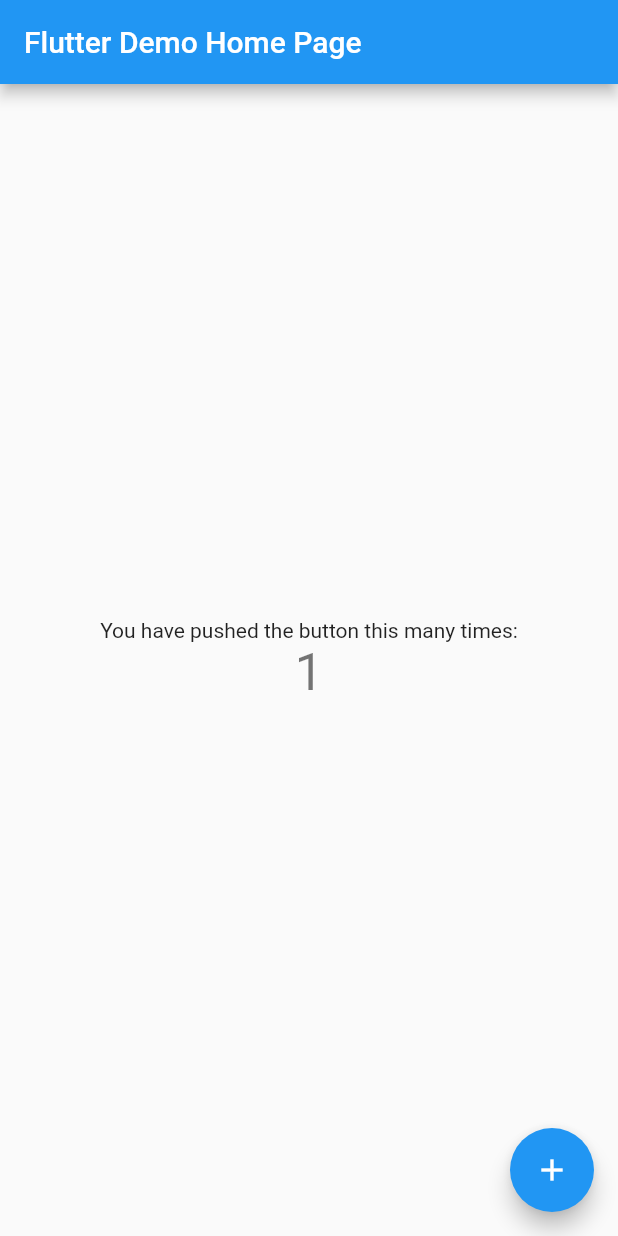
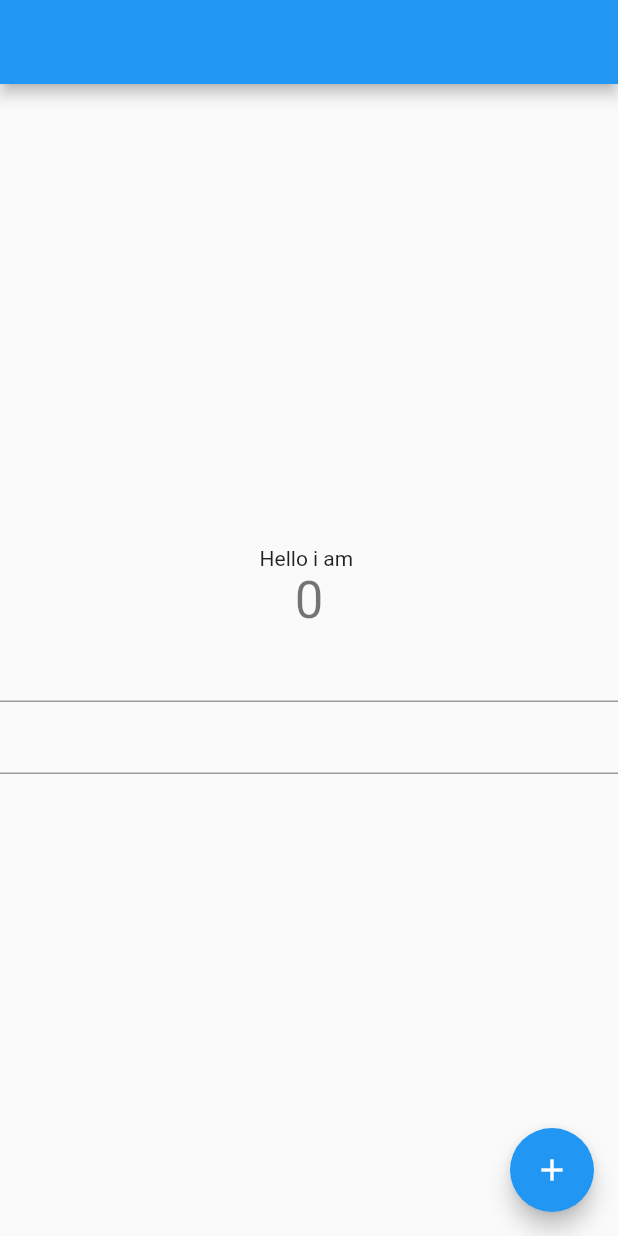
Before and after one commit to umairliaqat33/flutter_riverpod_with_models, a Flutter app: the screen it shows after launch, after a tap on the "add" icon, on a phone screen of 412 x 824 dp. Run offline on Flutter 3.47's test engine with Material 2 defaults, Android fonts, the phone set to English and light mode, and no system bars; our stand-ins replace flutter_riverpod.

Commit message:
learned flutter_riverpod management with 4 ways. Last implemented are changeNotifier and StateNotifierProviders

```diff
--- a/lib/main.dart
+++ b/lib/main.dart
@@ -1,106 +1,87 @@
 import 'package:flutter/material.dart';
+import 'package:flutter_riverpod/flutter_riverpod.dart';
+import 'package:flutter_riverpod_with_models/service.dart';
 
 void main() {
-  runApp(const MyApp());
+  runApp(
+    const ProviderScope(
+      child: MyHomePage(title: "Riverpod model example"),
+    ),
+  );
 }
 
-class MyApp extends StatelessWidget {
-  const MyApp({super.key});
+/// final servicesProvider = StateNotifierProvider<ServiceProviders, User>(
+///   (ref) => ServiceProviders(
+///     User(name: "Umair", age: 22),
+///   ),
+/// );
 
-  // This widget is the root of your application.
+/// another type of providers is ChangeNotifier provider. Only difference with others is that it is mutable, while others are
+/// immutable
+final serviceChangeNotifier =
+    ChangeNotifierProvider((ref) => ServiceChangeNotifier());
+
+class MyHomePage extends ConsumerStatefulWidget {
+  const MyHomePage({super.key, this.title});
+
+  final String? title;
+
   @override
-  Widget build(BuildContext context) {
-    return MaterialApp(
-      title: 'Flutter Demo',
-      theme: ThemeData(
-        primarySwatch: Colors.blue,
-      ),
-      home: const MyHomePage(title: 'Flutter Demo Home Page'),
-    );
-  }
+  ConsumerState<MyHomePage> createState() => _MyHomePageState();
 }
 
-class MyHomePage extends StatefulWidget {
-  const MyHomePage({super.key, required this.title});
+class _MyHomePageState extends ConsumerState<MyHomePage> {
+  final nameController = TextEditingController();
+  final ageController = TextEditingController();
 
-  // This widget is the home page of your application. It is stateful, meaning
-  // that it has a State object (defined below) that contains fields that affect
-  // how it looks.
-
-  // This class is the configuration for the state. It holds the values (in this
-  // case the title) provided by the parent (in this case the App widget) and
-  // used by the build method of the State. Fields in a Widget subclass are
-  // always marked "final".
-
-  final String title;
-
-  @override
-  State<MyHomePage> createState() => _MyHomePageState();
-}
-
-class _MyHomePageState extends State<MyHomePage> {
-  int _counter = 0;
-
-  void _incrementCounter() {
-    setState(() {
-      // This call to setState tells the Flutter framework that something has
-      // changed in this State, which causes it to rerun the build method below
-      // so that the display can reflect the updated values. If we changed
-      // _counter without calling setState(), then the build method would not be
-      // called again, and so nothing would appear to happen.
-      _counter++;
-    });
+  void _incrementCounter(String n, int a) {
+    ref.read(serviceChangeNotifier).update(n, a);
   }
 
   @override
   Widget build(BuildContext context) {
-    // This method is rerun every time setState is called, for instance as done
-    // by the _incrementCounter method above.
-    //
-    // The Flutter framework has been optimized to make rerunning build methods
-    // fast, so that you can just rebuild anything that needs updating rather
-    // than having to individually change instances of widgets.
-    return Scaffold(
+    // //it reloads the whole screen when any of the properties of user changes.
+    /// final user = ref.watch(servicesProvider);
+    //this reloads whole screen only when name property changes.
+    ///final singleEntityChanger = ref.watch(servicesProvider.select(
+    ///   (value) => value.name,
+    /// ));
+
+    final user = ref.watch(serviceChangeNotifier).user;
+    return MaterialApp(
+      home: Scaffold(
         appBar: AppBar(
-        // Here we take the value from the MyHomePage object that was created by
-        // the App.build method, and use it to set our appbar title.
-        title: Text(widget.title),
+          title: Text(user.name),
         ),
         body: Center(
-        // Center is a layout widget. It takes a single child and positions it
-        // in the middle of the parent.
           child: Column(
-          // Column is also a layout widget. It takes a list of children and
-          // arranges them vertically. By default, it sizes itself to fit its
-          // children horizontally, and tries to be as tall as its parent.
-          //
-          // Invoke "debug painting" (press "p" in the console, choose the
-          // "Toggle Debug Paint" action from the Flutter Inspector in Android
-          // Studio, or the "Toggle Debug Paint" command in Visual Studio Code)
-          // to see the wireframe for each widget.
-          //
-          // Column has various properties to control how it sizes itself and
-          // how it positions its children. Here we use mainAxisAlignment to
-          // center the children vertically; the main axis here is the vertical
-          // axis because Columns are vertical (the cross axis would be
-          // horizontal).
             mainAxisAlignment: MainAxisAlignment.center,
             children: <Widget>[
-            const Text(
-              'You have pushed the button this many times:',
+              Text(
+                'Hello i am ${user.name}',
               ),
               Text(
-              '$_counter',
+                '${user.age}',
                 style: Theme.of(context).textTheme.headline4,
+              ),
+              TextField(
+                controller: nameController,
+              ),
+              TextField(
+                controller: ageController,
               ),
             ],
           ),
         ),
         floatingActionButton: FloatingActionButton(
-        onPressed: _incrementCounter,
+          onPressed: () => _incrementCounter(
+            nameController.text,
+            int.parse(ageController.text),
+          ),
           tooltip: 'Increment',
           child: const Icon(Icons.add),
-      ), // This trailing comma makes auto-formatting nicer for build methods.
+        ),
+      ),
     );
   }
 }
--- a/pubspec.yaml
+++ b/pubspec.yaml
@@ -36,6 +36,7 @@
   # The following adds the Cupertino Icons font to your application.
   # Use with the CupertinoIcons class for iOS style icons.
   cupertino_icons: ^1.0.2
+  flutter_riverpod: ^2.1.1
 
 dev_dependencies:
   flutter_test:
```
Also changed, not shown: lib/service.dart (added, +32 -0 lines), lib/user.dart (added, +9 -0 lines), pubspec.lock, 1 other file. Lines whose indentation alone changed are shown as unchanged.
